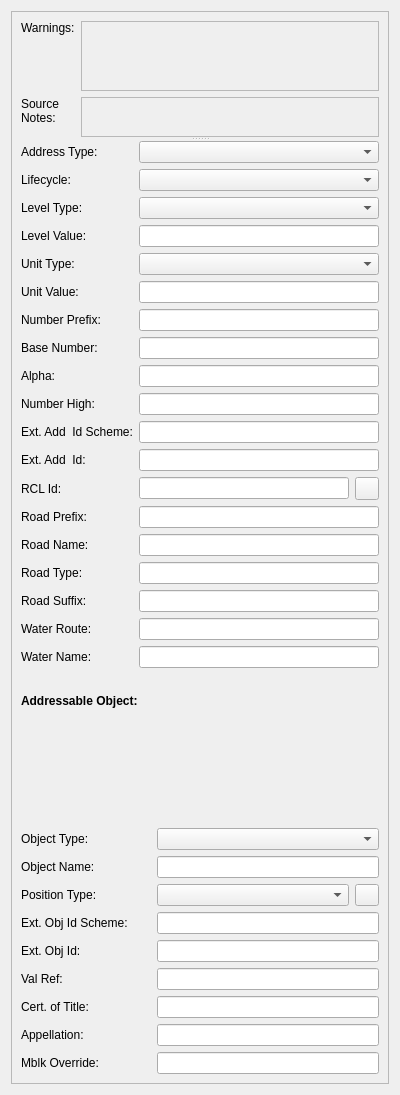
Above: AimsUI/AimsClient/Gui/Ui_QueueEditorWidget.ui from linz/QGIS-AIMS-Plugin before the change. Below: the same form after it.
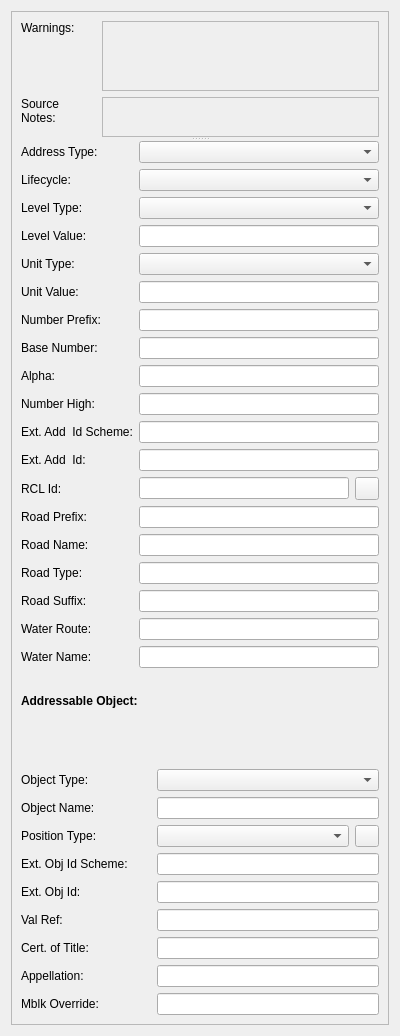
That is the form after the change.

Diff of the .ui file:
```diff
--- a/AimsUI/AimsClient/Gui/Ui_QueueEditorWidget.ui
+++ b/AimsUI/AimsClient/Gui/Ui_QueueEditorWidget.ui
@@ -7,9 +7,15 @@
     <x>0</x>
     <y>0</y>
     <width>400</width>
-    <height>1095</height>
+    <height>1036</height>
    </rect>
   </property>
+  <property name="sizePolicy">
+   <sizepolicy hsizetype="Expanding" vsizetype="Expanding">
+    <horstretch>0</horstretch>
+    <verstretch>0</verstretch>
+   </sizepolicy>
+  </property>
   <property name="windowTitle">
    <string>Form</string>
   </property>
@@ -23,17 +29,29 @@
       <property name="geometry">
        <rect>
         <x>0</x>
-        <y>0</y>
+        <y>-89</y>
         <width>364</width>
-        <height>1144</height>
+        <height>1128</height>
        </rect>
       </property>
+      <property name="sizePolicy">
+       <sizepolicy hsizetype="Expanding" vsizetype="Expanding">
+        <horstretch>0</horstretch>
+        <verstretch>0</verstretch>
+       </sizepolicy>
+      </property>
       <layout class="QVBoxLayout" name="verticalLayout_2">
        <item>
         <layout class="QHBoxLayout" name="horizontalLayout_4"/>
        </item>
        <item>
         <widget class="QSplitter" name="splitter">
+         <property name="sizePolicy">
+          <sizepolicy hsizetype="Expanding" vsizetype="Expanding">
+           <horstretch>0</horstretch>
+           <verstretch>0</verstretch>
+          </sizepolicy>
+         </property>
          <property name="orientation">
           <enum>Qt::Vertical</enum>
          </property>
@@ -45,7 +63,7 @@
            <item row="1" column="0">
             <widget class="QLabel" name="label_24">
              <property name="sizePolicy">
-              <sizepolicy hsizetype="Maximum" vsizetype="Expanding">
+              <sizepolicy hsizetype="Expanding" vsizetype="Expanding">
                <horstretch>0</horstretch>
                <verstretch>0</verstretch>
               </sizepolicy>
@@ -76,7 +94,7 @@
            <item row="0" column="0">
             <widget class="QLabel" name="label">
              <property name="sizePolicy">
-              <sizepolicy hsizetype="Maximum" vsizetype="Expanding">
+              <sizepolicy hsizetype="Expanding" vsizetype="Expanding">
                <horstretch>0</horstretch>
                <verstretch>0</verstretch>
               </sizepolicy>
@@ -111,13 +129,25 @@
                <rect>
                 <x>0</x>
                 <y>0</y>
-                <width>269</width>
+                <width>261</width>
                 <height>76</height>
                </rect>
               </property>
+              <property name="sizePolicy">
+               <sizepolicy hsizetype="Expanding" vsizetype="Preferred">
+                <horstretch>0</horstretch>
+                <verstretch>0</verstretch>
+               </sizepolicy>
+              </property>
               <layout class="QVBoxLayout" name="verticalLayout_4">
                <item>
                 <widget class="QLabel" name="uWarning">
+                 <property name="sizePolicy">
+                  <sizepolicy hsizetype="Expanding" vsizetype="Expanding">
+                   <horstretch>0</horstretch>
+                   <verstretch>0</verstretch>
+                  </sizepolicy>
+                 </property>
                  <property name="text">
                   <string/>
                  </property>
@@ -152,13 +182,25 @@
                <rect>
                 <x>0</x>
                 <y>0</y>
-                <width>269</width>
+                <width>261</width>
                 <height>38</height>
                </rect>
               </property>
+              <property name="sizePolicy">
+               <sizepolicy hsizetype="Expanding" vsizetype="Preferred">
+                <horstretch>0</horstretch>
+                <verstretch>0</verstretch>
+               </sizepolicy>
+              </property>
               <layout class="QVBoxLayout" name="verticalLayout_7">
                <item>
                 <widget class="QLabel" name="uNotes">
+                 <property name="sizePolicy">
+                  <sizepolicy hsizetype="Expanding" vsizetype="Preferred">
+                   <horstretch>0</horstretch>
+                   <verstretch>0</verstretch>
+                  </sizepolicy>
+                 </property>
                  <property name="text">
                   <string/>
                  </property>
@@ -581,15 +623,22 @@
        </item>
        <item>
         <layout class="QGridLayout" name="gridLayout_13">
-         <item row="3" column="0">
-          <widget class="QLabel" name="label_99">
+         <item row="7" column="1">
+          <widget class="QLineEdit" name="uAppellation">
+           <property name="text">
+            <string/>
+           </property>
+          </widget>
+         </item>
+         <item row="2" column="0">
+          <widget class="QLabel" name="lPositionType">
            <property name="text">
             <string>Position Type:</string>
            </property>
           </widget>
          </item>
-         <item row="1" column="0">
-          <widget class="QLabel" name="label_92">
+         <item row="0" column="0">
+          <widget class="QLabel" name="lObjType">
            <property name="minimumSize">
             <size>
              <width>130</width>
@@ -601,110 +650,114 @@
            </property>
           </widget>
          </item>
-         <item row="9" column="1">
+         <item row="8" column="1">
           <widget class="QLineEdit" name="uMblkOverride">
            <property name="maxLength">
             <number>7</number>
            </property>
           </widget>
          </item>
-         <item row="4" column="0">
+         <item row="3" column="0">
           <widget class="QLabel" name="lExtObjectIdScheme">
            <property name="text">
             <string>Ext. Obj Id Scheme:</string>
            </property>
           </widget>
          </item>
-         <item row="6" column="1">
+         <item row="5" column="1">
           <widget class="QLineEdit" name="uValuationReference">
            <property name="text">
             <string/>
            </property>
           </widget>
          </item>
-         <item row="1" column="1">
-          <widget class="QComboBox" name="uObjectType"/>
+         <item row="0" column="1">
+          <widget class="QComboBox" name="uObjectType">
+           <property name="sizePolicy">
+            <sizepolicy hsizetype="Expanding" vsizetype="Fixed">
+             <horstretch>0</horstretch>
+             <verstretch>0</verstretch>
+            </sizepolicy>
+           </property>
+          </widget>
          </item>
-         <item row="4" column="1">
+         <item row="3" column="1">
           <widget class="QLineEdit" name="uExtObjectIdScheme"/>
          </item>
-         <item row="2" column="0">
-          <widget class="QLabel" name="label_96">
+         <item row="1" column="0">
+          <widget class="QLabel" name="lObjName">
            <property name="text">
             <string>Object Name:</string>
            </property>
           </widget>
          </item>
-         <item row="7" column="0">
+         <item row="6" column="0">
           <widget class="QLabel" name="lCertTitle">
            <property name="text">
             <string>Cert. of Title:</string>
            </property>
           </widget>
          </item>
-         <item row="9" column="0">
-          <widget class="QLabel" name="label_5">
+         <item row="8" column="0">
+          <widget class="QLabel" name="lMblk">
            <property name="text">
             <string>Mblk Override:</string>
            </property>
           </widget>
          </item>
-         <item row="5" column="1">
+         <item row="4" column="1">
           <widget class="QLineEdit" name="uExternalObjectId">
            <property name="text">
             <string/>
            </property>
           </widget>
          </item>
-         <item row="8" column="0">
+         <item row="7" column="0">
           <widget class="QLabel" name="lAppellation">
            <property name="text">
             <string>Appellation:</string>
            </property>
           </widget>
          </item>
-         <item row="6" column="0">
+         <item row="5" column="0">
           <widget class="QLabel" name="lValref">
            <property name="text">
             <string>Val Ref:</string>
            </property>
           </widget>
          </item>
-         <item row="7" column="1">
+         <item row="6" column="1">
           <widget class="QLineEdit" name="uCertificateOfTitle">
            <property name="text">
             <string/>
            </property>
           </widget>
          </item>
-         <item row="0" column="1">
-          <layout class="QHBoxLayout" name="horizontalLayout_3"/>
-         </item>
-         <item row="8" column="1">
-          <widget class="QLineEdit" name="uAppellation">
-           <property name="text">
-            <string/>
-           </property>
-          </widget>
-         </item>
-         <item row="5" column="0">
+         <item row="4" column="0">
           <widget class="QLabel" name="lExternalObjectId">
            <property name="text">
             <string>Ext. Obj Id:</string>
            </property>
           </widget>
          </item>
-         <item row="2" column="1">
+         <item row="1" column="1">
           <widget class="QLineEdit" name="uObjectName">
            <property name="text">
             <string/>
            </property>
           </widget>
          </item>
-         <item row="3" column="1">
+         <item row="2" column="1">
           <layout class="QHBoxLayout" name="horizontalLayout_2">
            <item>
-            <widget class="QComboBox" name="uPositionType"/>
+            <widget class="QComboBox" name="uPositionType">
+             <property name="sizePolicy">
+              <sizepolicy hsizetype="Expanding" vsizetype="Fixed">
+               <horstretch>0</horstretch>
+               <verstretch>0</verstretch>
+              </sizepolicy>
+             </property>
+            </widget>
            </item>
            <item>
             <widget class="QPushButton" name="uUpdatePosButton">
```
Left out of the diff: 340 changed lines with no effect on the pictures.
